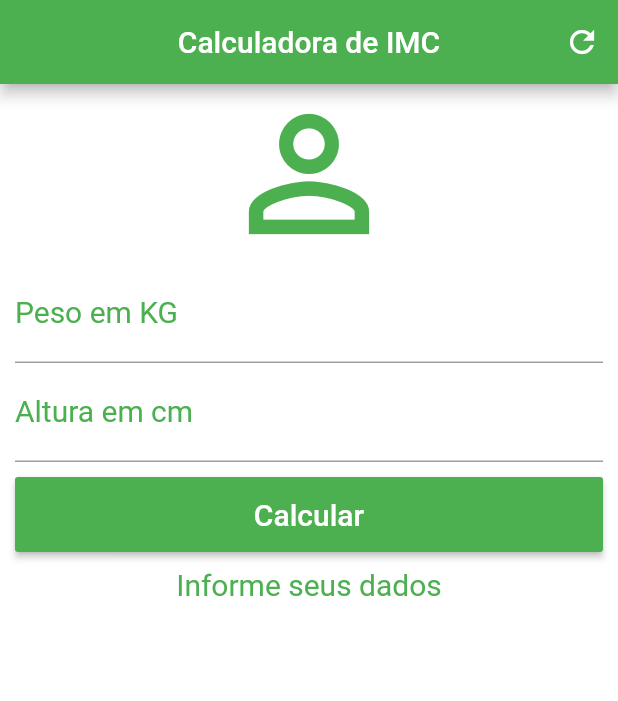
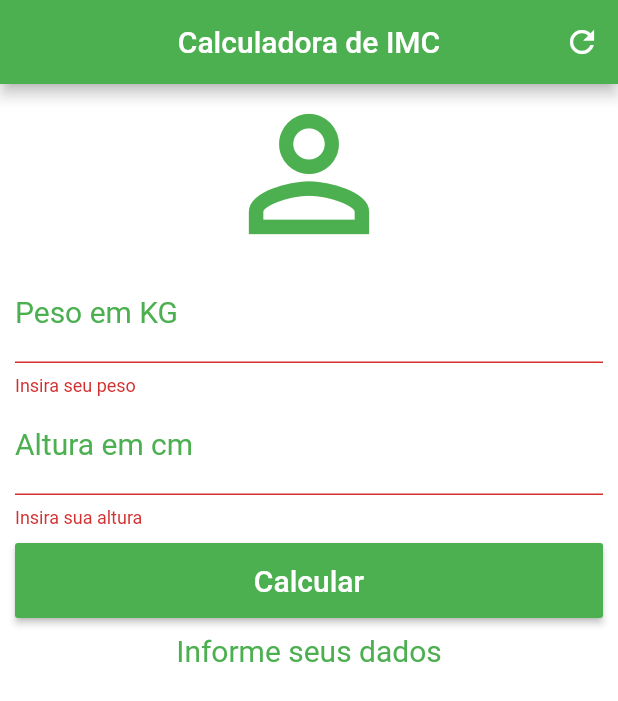
Before and after one commit to tresende/flutter_bmi_calculator, a Flutter app: the screen it shows after launch, after a tap on "Calcular", on a phone screen of 412 x 824 dp. Shown: the top 701 px of the screen. Run offline on Flutter 3.47's test engine with Material 2 defaults, Android fonts, the phone set to English and light mode, and no system bars.

```diff
--- a/lib/main.dart
+++ b/lib/main.dart
@@ -16,28 +16,32 @@ class _HomeState extends State<Home> {
   TextEditingController heightController = TextEditingController();
   String _infoText = "Informe seus dados";
 
+  GlobalKey<FormState> _formKey = GlobalKey<FormState>();
+
   void _resetField() {
     weightController.text = "";
     heightController.text = "";
+    setState(() {
       _infoText = "Informe seus dados";
+    });
   }
 
   void _calculate() {
- setState(() {
     double weight = double.parse(weightController.text);
     double height = double.parse(heightController.text) / 100;
     double imc = weight / (height * height);
-      if(imc < 18.6){
+    setState(() {
+      if (imc < 18.6) {
         _infoText = "Abaixo do Peso (${imc.toStringAsPrecision(4)})";
-      } else if(imc >= 18.6 && imc < 24.9){
+      } else if (imc >= 18.6 && imc < 24.9) {
         _infoText = "Peso Ideal (${imc.toStringAsPrecision(4)})";
-      } else if(imc >= 24.9 && imc < 29.9){
+      } else if (imc >= 24.9 && imc < 29.9) {
         _infoText = "Levemente Acima do Peso (${imc.toStringAsPrecision(4)})";
-      } else if(imc >= 29.9 && imc < 34.9){
+      } else if (imc >= 29.9 && imc < 34.9) {
         _infoText = "Obesidade Grau I (${imc.toStringAsPrecision(4)})";
-      } else if(imc >= 34.9 && imc < 39.9){
+      } else if (imc >= 34.9 && imc < 39.9) {
         _infoText = "Obesidade Grau II (${imc.toStringAsPrecision(4)})";
-      } else if(imc >= 40){
+      } else if (imc >= 40) {
         _infoText = "Obesidade Grau III (${imc.toStringAsPrecision(4)})";
       }
     });
@@ -60,6 +64,8 @@ class _HomeState extends State<Home> {
       ),
       body: SingleChildScrollView(
           padding: EdgeInsets.fromLTRB(10, 0, 10, 0),
+          child: Form(
+              key: _formKey,
               child: Column(
                 crossAxisAlignment: CrossAxisAlignment.stretch,
                 children: <Widget>[
@@ -68,7 +74,10 @@ class _HomeState extends State<Home> {
                     size: 120,
                     color: Colors.green,
                   ),
-              TextField(
+                  TextFormField(
+                    validator: (value) {
+                      if (value.isEmpty) return 'Insira seu peso';
+                    },
                     controller: weightController,
                     style: TextStyle(color: Colors.green, fontSize: 20),
                     textAlign: TextAlign.center,
@@ -77,7 +86,10 @@ class _HomeState extends State<Home> {
                         labelText: "Peso em KG",
                         labelStyle: TextStyle(color: Colors.green)),
                   ),
-              TextField(
+                  TextFormField(
+                    validator: (value) {
+                      if (value.isEmpty) return 'Insira sua altura';
+                    },
                     controller: heightController,
                     style: TextStyle(color: Colors.green, fontSize: 20),
                     textAlign: TextAlign.center,
@@ -91,10 +103,15 @@ class _HomeState extends State<Home> {
                         height: 50,
                         child: (RaisedButton(
                             color: Colors.green,
-                        onPressed: _calculate,
+                            onPressed: () {
+                              if (_formKey.currentState.validate()) {
+                                _calculate();
+                              }
+                            },
                             child: Text(
                               "Calcular",
-                          style: TextStyle(color: Colors.white, fontSize: 20),
+                              style:
+                                  TextStyle(color: Colors.white, fontSize: 20),
                             )))),
                     padding: EdgeInsets.only(top: 10, bottom: 10),
                   ),
@@ -104,7 +121,7 @@ class _HomeState extends State<Home> {
                     style: TextStyle(color: Colors.green, fontSize: 20),
                   )
                 ],
-          )),
+              ))),
     );
   }
 }
```
Lines whose indentation alone changed are shown as unchanged.
